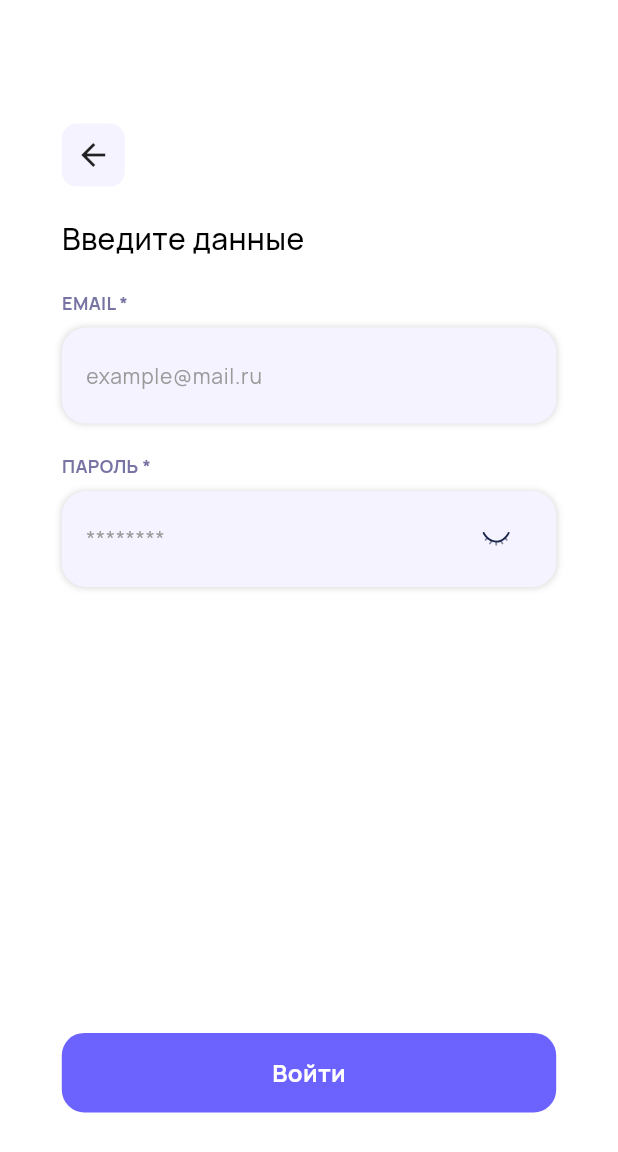
After one commit to JForea/cohabitation, a Flutter app: the LoginPage screen opened by its route, on a phone screen of 412 x 824 dp. The commit adds this screen. Shown: the top 1152 px of the screen. Run offline on Flutter 3.47's test engine with Material 3 defaults, Android fonts, the phone set to English and light mode, and no system bars; our stand-ins replace dio, flutter_dotenv, flutter_riverpod, flutter_secure_storage, flutter_svg, go_router; accounts and stored records are empty.

Commit message:
feat(frontend): add login page

```diff
--- a/frontend/lib/features/apartment_enter/presentation/ui/widgets/pages/option_page.dart
+++ b/frontend/lib/features/apartment_enter/presentation/ui/widgets/pages/option_page.dart
@@ -1,6 +1,6 @@
 import 'package:flutter/material.dart';
 import 'package:flutter_svg/flutter_svg.dart';
-import 'package:frontend/features/house_enter/presentation/ui/widgets/buttons/enter_button.dart';
+import 'package:frontend/features/apartment_enter/presentation/ui/widgets/buttons/enter_button.dart';
 import 'package:go_router/go_router.dart';
 
 class OptionPage extends StatelessWidget {
--- /dev/null
+++ b/frontend/lib/features/auth/presentation/ui/widgets/pages/login_page.dart
@@ -0,0 +1,74 @@
+import 'package:flutter/material.dart';
+import 'package:flutter/src/widgets/framework.dart';
+import 'package:flutter_riverpod/flutter_riverpod.dart';
+import 'package:frontend/features/auth/data/auth_data_holder.dart';
+import 'package:frontend/shared/data/providers/auth_provider.dart';
+import 'package:frontend/shared/presentation/ui/widgets/buttons/custom_back_button.dart';
+import 'package:frontend/shared/presentation/ui/widgets/buttons/custom_text_button.dart';
+import 'package:frontend/shared/presentation/ui/widgets/inputs/controlled_named_text_field.dart';
+
+class LoginPage extends ConsumerWidget {
+  LoginPage({super.key});
+
+  final dataHolder = AuthDataHolder.instance;
+
+  void setEmail(String s) {
+    dataHolder.email = s;
+  }
+
+  void setPassword(String s) {
+    dataHolder.password = s;
+  }
+
+  Future<void> login(WidgetRef ref) async {
+    await ref
+        .read(authProvider.notifier)
+        .login(dataHolder.email, dataHolder.password);
+  }
+
+  @override
+  Widget build(BuildContext context, WidgetRef ref) {
+    final mediaQuery = MediaQuery.of(context);
+
+    return Scaffold(
+      backgroundColor: Colors.white,
+      body: Container(
+        padding: .symmetric(
+          horizontal: mediaQuery.size.width * 0.1,
+          vertical: mediaQuery.size.height * 0.1,
+        ),
+        child: Column(
+          crossAxisAlignment: .start,
+          spacing: 20,
+          children: [
+            CustomBackButton(),
+            Text(
+              "Введите данные",
+              style: TextStyle(fontSize: 20, fontWeight: .w500),
+            ),
+            ControlledNamedTextField(
+              text: dataHolder.email,
+              title: "Email",
+              hintText: "example@mail.ru",
+              onChange: setEmail,
+              secondaryColor: true,
+              password: false,
+              require: true,
+            ),
+            ControlledNamedTextField(
+              text: dataHolder.password,
+              title: "Пароль",
+              hintText: "********",
+              onChange: setPassword,
+              secondaryColor: true,
+              password: true,
+              require: true,
+            ),
+            Spacer(),
+            CustomTextButton(onPressed: () => login(ref), text: "Войти"),
+          ],
+        ),
+      ),
+    );
+  }
+}
--- a/frontend/lib/features/auth/presentation/ui/widgets/pages/welcome_page.dart
+++ b/frontend/lib/features/auth/presentation/ui/widgets/pages/welcome_page.dart
@@ -30,7 +30,10 @@ class WelcomePage extends StatelessWidget {
             Spacer(),
             SvgPicture.asset('assets/icons/welcome.svg'),
             Spacer(),
-            CustomTextButton(onPressed: () {}, text: "Войти в аккаунт"),
+            CustomTextButton(
+              onPressed: () => context.push("/auth/login"),
+              text: "Войти в аккаунт",
+            ),
             SizedBox(height: 20),
             Row(
               mainAxisAlignment: .center,
--- a/frontend/lib/shared/router/router_provider.dart
+++ b/frontend/lib/shared/router/router_provider.dart
@@ -1,12 +1,13 @@
 import 'package:flutter_riverpod/flutter_riverpod.dart';
+import 'package:frontend/features/auth/presentation/ui/widgets/pages/login_page.dart';
 import 'package:frontend/shared/data/providers/auth_provider.dart';
 import 'package:frontend/features/auth/presentation/ui/widgets/pages/onboarding_page.dart';
 import 'package:frontend/features/auth/presentation/ui/widgets/pages/registration_first_page.dart';
 import 'package:frontend/features/auth/presentation/ui/widgets/pages/registration_second_page.dart';
 import 'package:frontend/features/auth/presentation/ui/widgets/pages/welcome_page.dart';
 import 'package:frontend/features/home/presentation/ui/widgets/pages/home_page.dart';
-import 'package:frontend/features/house_enter/presentation/ui/widgets/pages/create_apartment_page.dart';
-import 'package:frontend/features/house_enter/presentation/ui/widgets/pages/option_page.dart';
+import 'package:frontend/features/apartment_enter/presentation/ui/widgets/pages/create_apartment_page.dart';
+import 'package:frontend/features/apartment_enter/presentation/ui/widgets/pages/option_page.dart';
 import 'package:go_router/go_router.dart';
 
 final routerProvider = Provider<GoRouter>((ref) {
@@ -54,6 +55,7 @@ final routerProvider = Provider<GoRouter>((ref) {
     routes: [
       GoRoute(path: '/', builder: (context, state) => HomePage()),
       GoRoute(path: '/auth', builder: (context, state) => WelcomePage()),
+      GoRoute(path: '/auth/login', builder: (context, state) => LoginPage()),
       GoRoute(
         path: '/auth/onboarding',
         builder: (context, state) => OnboardingPage(),
```
Also changed, not shown: frontend/lib/shared/data/notifier/auth_notifier.dart (+10 -5 lines).
